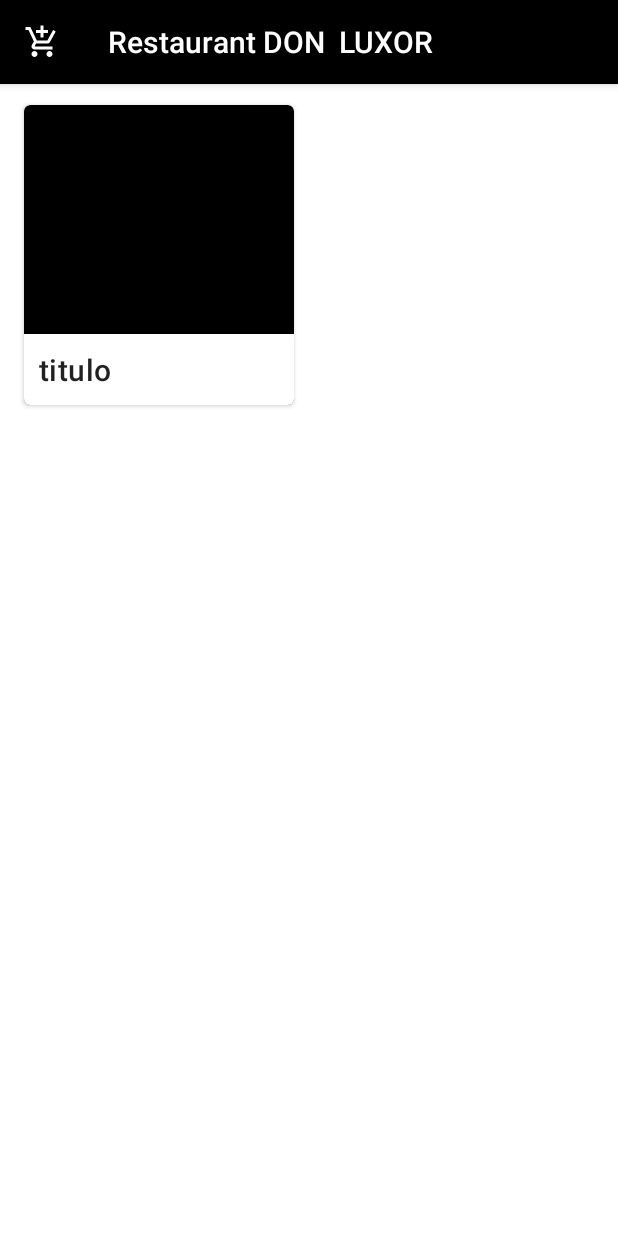
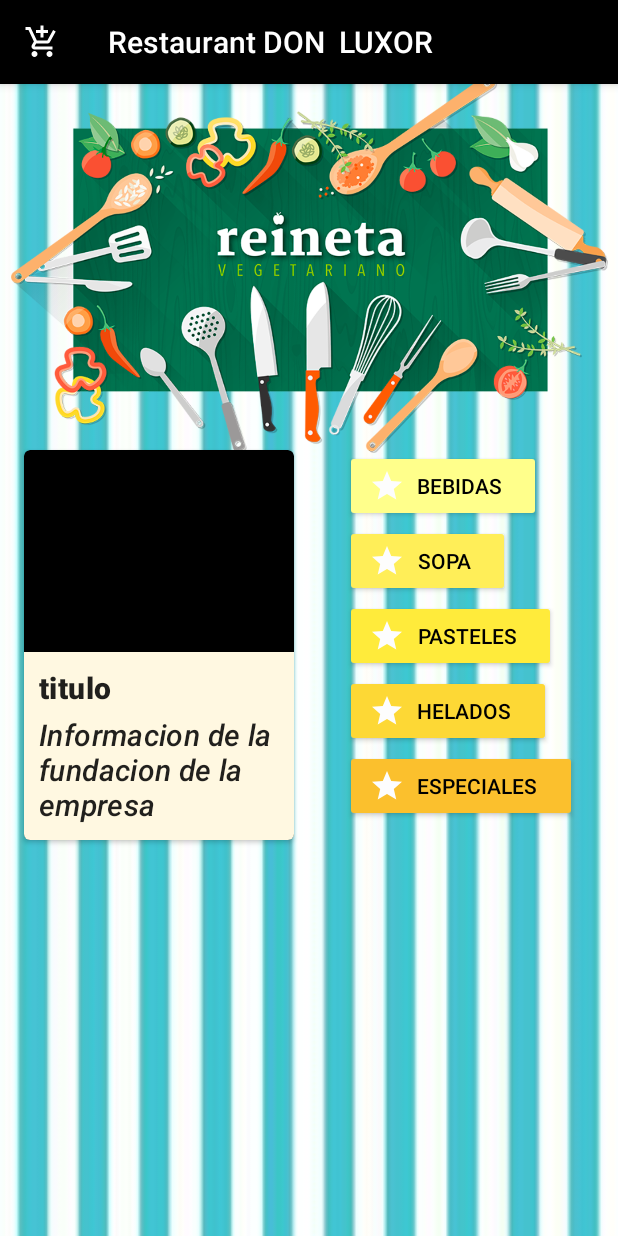
Before and after one commit to LizandroFelipeVasquez/idat_android_evaluacion2, an Android app: the fragment Homefragment placed in its activity, on a phone screen of 412 x 824 dp. Run offline under Robolectric (Android 15) with nearby library versions, the phone set to English and light mode, and no system bars.

Commit message:
add wallpaper & color

```diff
--- a/app/src/main/res/layout/home_fragment.xml
+++ b/app/src/main/res/layout/home_fragment.xml
@@ -5,63 +5,160 @@
     android:layout_width="match_parent"
     android:layout_height="match_parent"
     tools:context=".Homefragment"
-    >
+    android:background="@drawable/fondomenu">
+
+    <ImageView
+        android:layout_width="890dp"
+        android:layout_height="252dp"
+        android:layout_gravity="center_horizontal"
+        android:layout_marginTop="50dp"
+        android:layout_marginBottom="16dp"
+        app:srcCompat="@drawable/menufondo" />
+
+
+
     <com.google.android.material.appbar.AppBarLayout
         android:layout_width="match_parent"
         android:layout_height="wrap_content">
+
         <androidx.appcompat.widget.Toolbar
             android:id="@+id/app_bar"
             style="@style/widget.restaurant.Toolbar"
             android:layout_width="match_parent"
             android:layout_height="56dp"
-        app:title="@string/app_name"
             app:navigationIcon="@drawable/ic_baseline_add_shopping_cart_24"
-        />
+            app:title="@string/app_name" />
     </com.google.android.material.appbar.AppBarLayout>
 
     <com.google.android.material.card.MaterialCardView
         android:layout_width="180dp"
-        android:layout_height="200dp"
+        android:layout_height="260dp"
         android:layout_marginLeft="16dp"
+        android:layout_marginTop="300dp"
         android:layout_marginRight="16dp"
         android:layout_marginBottom="16dp"
-        android:layout_marginTop="70dp"
         app:cardBackgroundColor="@color/black"
         app:cardCornerRadius="4dp"
         app:cardElevation="@dimen/cardview_default_elevation">
+
+
         <LinearLayout
             android:layout_width="match_parent"
             android:layout_height="wrap_content"
             android:layout_gravity="bottom"
-            android:background="#ffffff"
+            android:background="#fff8e1"
             android:orientation="vertical"
-            android:padding="8dp"
-            >
+            android:padding="8dp">
+
             <TextView
                 android:layout_width="match_parent"
                 android:layout_height="wrap_content"
                 android:padding="2dp"
                 android:text="@string/food_title"
-                android:textAppearance="@style/TextAppearance.MaterialComponents.Headline6"
-                />
+                android:textStyle="bold"
+                android:textAppearance="@style/TextAppearance.MaterialComponents.Headline6" />
+
+            <TextView
+                android:layout_width="match_parent"
+                android:layout_height="wrap_content"
+                android:padding="2dp"
+                android:text="@string/description"
+                android:textStyle="italic"
+                android:textAppearance="@style/TextAppearance.MaterialComponents.Headline6" />
 
         </LinearLayout>
 
     </com.google.android.material.card.MaterialCardView>
 
+
+
     <LinearLayout
         android:layout_width="match_parent"
         android:layout_height="wrap_content"
-        android:orientation="vertical"
-        >
+        android:orientation="vertical">
 
         <TextView
             android:layout_width="wrap_content"
             android:layout_height="wrap_content"
             android:layout_gravity="center_horizontal"
-            android:text="home app"
-            android:textSize="24dp"
+            android:textSize="24dp" />
+
+
+
+    </LinearLayout>
+
+    <Button
+        android:id="@+id/button_drinks"
+        style="@style/Widget.AppCompat.Button"
+        android:layout_width="wrap_content"
+        android:layout_height="wrap_content"
+        android:layout_marginLeft="230dp"
+        android:layout_marginTop="300dp"
+        android:backgroundTint="@color/purple_200"
+        android:backgroundTintMode="add"
+        android:insetRight="10dp"
+        android:text="@string/drinks"
+        android:drawableLeft="@drawable/ic_baseline_star_24"
+        app:backgroundTint="#ffff8b"
+        android:textColor="@color/black"/>
+
+    <Button
+        android:id="@+id/buttom_soup"
+        style="@style/Widget.AppCompat.Button"
+        android:layout_width="wrap_content"
+        android:layout_height="wrap_content"
+        android:layout_marginLeft="230dp"
+        android:layout_marginTop="350dp"
+        android:insetRight="10dp"
+        android:text="@string/soup"
+        android:drawableLeft="@drawable/ic_baseline_star_24"
+        app:backgroundTint="#ffee58"
+        android:textColor="@color/black"/>
+
+    <Button
+        android:id="@+id/button_cakes"
+        style="@style/Widget.AppCompat.Button"
+        android:layout_width="wrap_content"
+        android:layout_height="wrap_content"
+        android:layout_marginLeft="230dp"
+        android:layout_marginTop="400dp"
+        android:insetRight="10dp"
+        android:text="@string/cakes"
+        android:drawableLeft="@drawable/ic_baseline_star_24"
+        app:backgroundTint="#ffeb3b"
+        android:textColor="@color/black"/>
+
+    <Button
+        android:id="@+id/button_ice"
+        style="@style/Widget.AppCompat.Button"
+        android:layout_width="wrap_content"
+        android:layout_height="wrap_content"
+        android:layout_marginLeft="230dp"
+        android:layout_marginTop="450dp"
+        android:insetRight="10dp"
+        android:text="@string/ice"
+        android:drawableLeft="@drawable/ic_baseline_star_24"
+        app:backgroundTint="#fdd835"
+        android:textColor="@color/black"
         />
 
-   </LinearLayout>
+
+
+    <Button
+        android:id="@+id/button_special"
+        style="@style/Widget.AppCompat.Button"
+        android:layout_width="wrap_content"
+        android:layout_height="wrap_content"
+        android:layout_marginLeft="230dp"
+        android:layout_marginTop="500dp"
+        android:insetRight="10dp"
+        android:text="@string/special"
+        android:drawableLeft="@drawable/ic_baseline_star_24"
+        app:backgroundTint="#fbc02d"
+        android:textColor="@color/black"
+        />
+
+
+
+
 </FrameLayout>
--- a/app/src/main/res/layout/login_restaurant.xml
+++ b/app/src/main/res/layout/login_restaurant.xml
@@ -69,27 +69,27 @@
         <RelativeLayout
             android:layout_width="match_parent"
             android:layout_height="wrap_content">
+
             <com.google.android.material.button.MaterialButton
                 android:id="@+id/login_button"
+                style="@style/Widget.MaterialComponents.Button"
                 android:layout_width="wrap_content"
                 android:layout_height="wrap_content"
                 android:layout_alignParentEnd="true"
                 android:layout_alignParentRight="true"
-                android:text="@string/login_button"
                 android:background="#30FFFFFF"
-                style="@style/Widget.MaterialComponents.Button"
-                />
+                android:text="@string/login_button" />
+
             <com.google.android.material.button.MaterialButton
                 android:id="@+id/login_cancel_button"
+                style="@style/Widget.MaterialComponents.Button"
                 android:layout_width="wrap_content"
                 android:layout_height="wrap_content"
                 android:layout_marginEnd="12dp"
                 android:layout_marginRight="12dp"
                 android:layout_toLeftOf="@+id/login_button"
-                android:text="@string/login_cancel_button"
                 android:background="#30FFFFFF"
-                style="@style/Widget.MaterialComponents.Button"
-                />
+                android:text="@string/login_cancel_button" />
 
 
 
--- a/app/src/main/res/values/strings.xml
+++ b/app/src/main/res/values/strings.xml
@@ -6,7 +6,13 @@
     <string name="login_cancel_button">Cancel</string>
     <string name="login_error_message">La contraseña debe contener 6 caracteres</string>
     <string name="search_title">Busquedad</string>
-    <string name="filter_title">titulo</string>
+    <string name="filter_title">Video</string>
     <string name="food_title">titulo</string>
-    <string name="description">Comida Peruana</string>
+    <string name="description">Informacion de la fundacion de la empresa</string>
+    <string name="soup">SOPA</string>
+    <string name="cakes">PASTELES</string>
+    <string name="drinks">BEBIDAS</string>
+    <string name="ice">HELADOS</string>
+    <string name="special">ESPECIALES</string>
+
 </resources>
```
Lines whose indentation alone changed are shown as unchanged.
